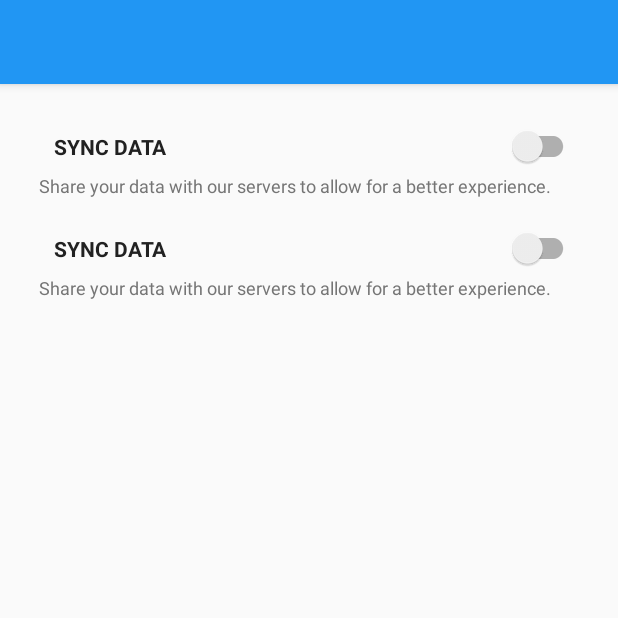
After one commit to airers/viewair, an Android app: the fragment SettingsFragment shown on its own in the app's theme, on a phone screen of 412 x 824 dp, the top half of it. The commit adds this screen. Run offline under Robolectric (Android 15) with nearby library versions, the phone set to English and light mode, and no system bars.

Commit message:
Created fragments for settings and help pages

```diff
--- /dev/null
+++ b/app/src/main/java/com/chaijiaxun/pm25tracker/HelpFragment.java
@@ -0,0 +1,37 @@
+package com.chaijiaxun.pm25tracker;
+
+import android.os.Bundle;
+import android.support.v4.app.Fragment;
+import android.view.LayoutInflater;
+import android.view.View;
+import android.view.ViewGroup;
+
+/**
+ * Contains the help screen
+ */
+
+public class HelpFragment extends Fragment {
+    public HelpFragment() {
+
+    }
+
+    public static HelpFragment newInstance() {
+        HelpFragment fragment = new HelpFragment();
+        return fragment;
+    }
+
+    @Override
+    public void onCreate(Bundle savedInstanceState) {
+        super.onCreate(savedInstanceState);
+
+    }
+
+    @Override
+    public View onCreateView(LayoutInflater inflater, ViewGroup container,
+                             Bundle savedInstanceState) {
+        // Inflate the layout for this fragment
+        View view = inflater.inflate(R.layout.fragment_help, container, false);
+
+        return view;
+    }
+}
--- a/app/src/main/java/com/chaijiaxun/pm25tracker/ReadingsFragment.java
+++ b/app/src/main/java/com/chaijiaxun/pm25tracker/ReadingsFragment.java
@@ -23,7 +23,7 @@ import java.util.Calendar;
 import java.util.Date;
 import java.util.Random;
 
-public class ReadingsFragment extends Fragment{
+public class ReadingsFragment extends Fragment {
     EditText sensorReading;
     ListView readingList;
     double lat, lon;
--- /dev/null
+++ b/app/src/main/java/com/chaijiaxun/pm25tracker/SettingsFragment.java
@@ -0,0 +1,37 @@
+package com.chaijiaxun.pm25tracker;
+
+import android.os.Bundle;
+import android.support.v4.app.Fragment;
+import android.view.LayoutInflater;
+import android.view.View;
+import android.view.ViewGroup;
+
+/**
+ * Settings for the App
+ */
+
+public class SettingsFragment extends Fragment {
+    public SettingsFragment() {
+
+    }
+
+    public static SettingsFragment newInstance() {
+        SettingsFragment fragment = new SettingsFragment();
+        return fragment;
+    }
+
+    @Override
+    public void onCreate(Bundle savedInstanceState) {
+        super.onCreate(savedInstanceState);
+
+    }
+
+    @Override
+    public View onCreateView(LayoutInflater inflater, ViewGroup container,
+                             Bundle savedInstanceState) {
+        // Inflate the layout for this fragment
+        View view = inflater.inflate(R.layout.fragment_settings, container, false);
+
+        return view;
+    }
+}
--- a/app/src/main/res/layout/fragment_bt_devices.xml
+++ b/app/src/main/res/layout/fragment_bt_devices.xml
@@ -14,7 +14,7 @@
             android:orientation="vertical">
 
             <TextView
-                style="@style/AppTheme.TexSubheader"
+                style="@style/AppTheme.TextSubheader"
                 android:layout_width="match_parent"
                 android:layout_height="wrap_content"
                 android:background="@color/colorPrimaryDark"
@@ -29,7 +29,7 @@
                 android:paddingRight="@dimen/activity_horizontal_margin" />
 
             <TextView
-                style="@style/AppTheme.TexSubheader"
+                style="@style/AppTheme.TextSubheader"
                 android:layout_width="match_parent"
                 android:layout_height="wrap_content"
                 android:background="@color/colorPrimaryDark"
--- /dev/null
+++ b/app/src/main/res/layout/fragment_help.xml
@@ -0,0 +1,13 @@
+<?xml version="1.0" encoding="utf-8"?>
+<LinearLayout xmlns:android="http://schemas.android.com/apk/res/android"
+    xmlns:tools="http://schemas.android.com/tools"
+    android:layout_width="match_parent"
+    android:layout_height="match_parent"
+    tools:context="com.chaijiaxun.pm25tracker.HomeFragment"
+    android:orientation="vertical" >
+
+    <TextView
+        android:layout_width="match_parent"
+        android:layout_height="wrap_content"
+        android:text="What is PM2.5?"/>
+</LinearLayout>
--- /dev/null
+++ b/app/src/main/res/layout/fragment_settings.xml
@@ -0,0 +1,69 @@
+<?xml version="1.0" encoding="utf-8"?>
+<LinearLayout xmlns:android="http://schemas.android.com/apk/res/android"
+    xmlns:tools="http://schemas.android.com/tools"
+    android:layout_width="match_parent"
+    android:layout_height="match_parent"
+    android:padding="@dimen/activity_horizontal_margin"
+    tools:context="com.chaijiaxun.pm25tracker.HomeFragment"
+    android:orientation="vertical" >
+
+    <LinearLayout
+        style="@style/AppTheme.SettingItem"
+        android:layout_width="match_parent"
+        android:layout_height="wrap_content"
+        android:orientation="vertical">
+
+        <LinearLayout
+            android:layout_width="match_parent"
+            android:layout_height="wrap_content"
+            android:orientation="horizontal">
+
+            <TextView
+                style="@style/AppTheme.TextSubheader"
+                android:layout_width="0dp"
+                android:layout_height="wrap_content"
+                android:layout_weight="1"
+                android:text="Sync data"
+                />
+            <android.support.v7.widget.SwitchCompat
+                android:layout_width="wrap_content"
+                android:layout_height="wrap_content" />
+        </LinearLayout>
+        <TextView
+            style="@style/AppTheme.TextDescription"
+            android:layout_width="match_parent"
+            android:layout_height="wrap_content"
+            android:text="Share your data with our servers to allow for a better experience."
+            />
+    </LinearLayout>
+
+    <LinearLayout
+        style="@style/AppTheme.SettingItem"
+        android:layout_width="match_parent"
+        android:layout_height="wrap_content"
+        android:orientation="vertical">
+
+        <LinearLayout
+            android:layout_width="match_parent"
+            android:layout_height="wrap_content"
+            android:orientation="horizontal">
+
+            <TextView
+                style="@style/AppTheme.TextSubheader"
+                android:layout_width="0dp"
+                android:layout_height="wrap_content"
+                android:layout_weight="1"
+                android:text="Sync data"
+                />
+            <android.support.v7.widget.SwitchCompat
+                android:layout_width="wrap_content"
+                android:layout_height="wrap_content" />
+        </LinearLayout>
+        <TextView
+            style="@style/AppTheme.TextDescription"
+            android:layout_width="match_parent"
+            android:layout_height="wrap_content"
+            android:text="Share your data with our servers to allow for a better experience."
+            />
+    </LinearLayout>
+</LinearLayout>
--- a/app/src/main/res/values/styles.xml
+++ b/app/src/main/res/values/styles.xml
@@ -23,7 +23,7 @@
 
     <style name="AppTheme.PopupOverlay" parent="ThemeOverlay.AppCompat.Light" />
 
-    <style name="AppTheme.TexSubheader">
+    <style name="AppTheme.TextSubheader">
         <item name="android:textColor">@color/colorPrimaryText</item>
         <item name="android:textSize">14sp</item>
         <item name="android:paddingBottom">8dp</item>
@@ -34,6 +34,18 @@
         <item name="android:textAllCaps">true</item>
     </style>
 
+    <style name="AppTheme.SettingItem">
+        <item name="android:textSize">14sp</item>
+        <item name="android:paddingBottom">8dp</item>
+        <item name="android:paddingLeft">10dp</item>
+        <item name="android:paddingRight">10dp</item>
+        <item name="android:paddingTop">8dp</item>
+    </style>
+
+    <style name="AppTheme.TextDescription">
+        <item name="android:textColor">@color/colorSecondaryText</item>
+        <item name="android:textSize">12sp</item>
+    </style>
 
     <style name="SplashTheme" parent="Theme.AppCompat.NoActionBar">
         <item name="android:windowBackground">@drawable/background_splash</item>
```
Also changed, not shown: app/src/main/res/layout/fragment_readings.xml (+1 -21 lines).
